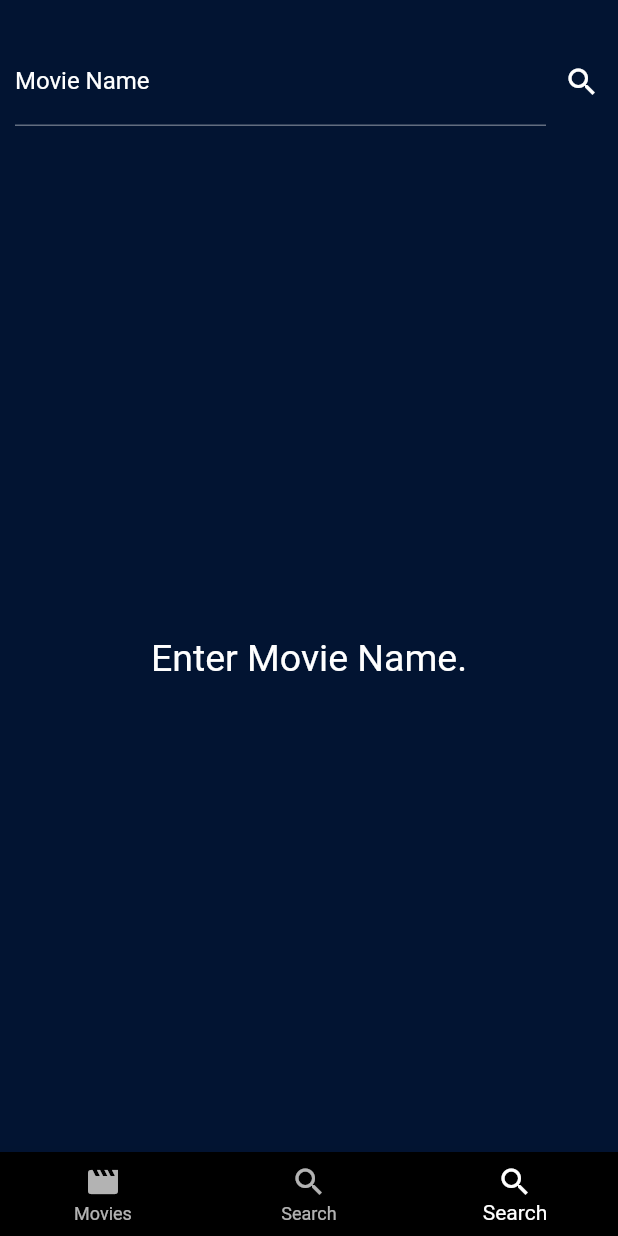
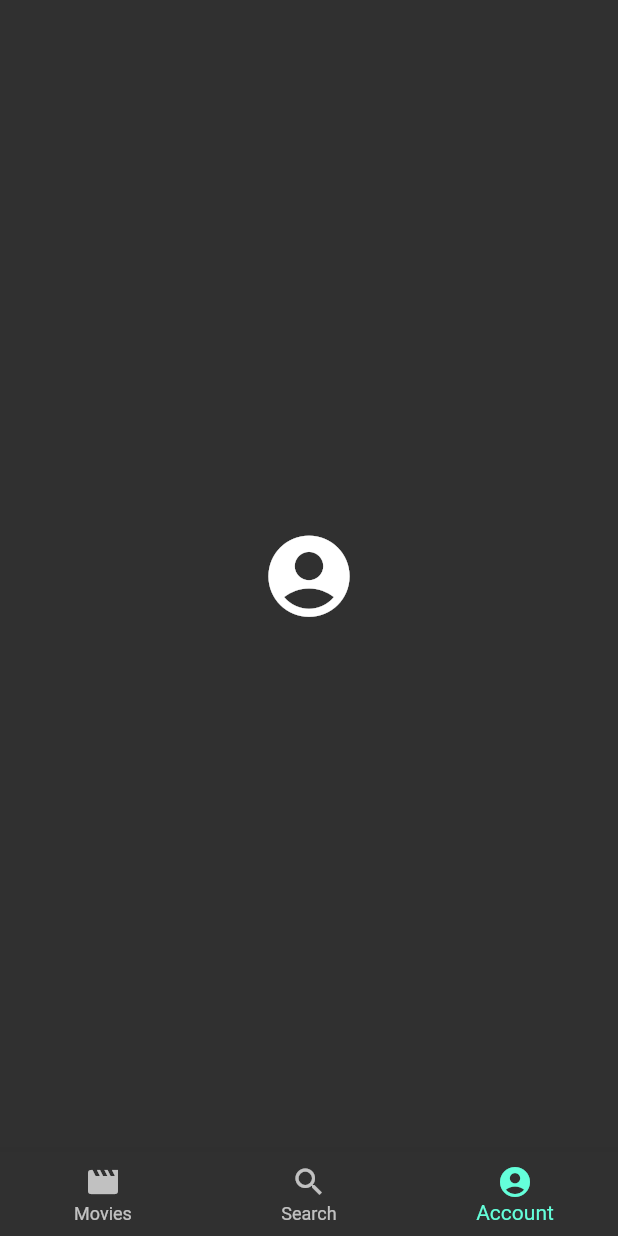
Before and after one commit to A7mdFathi/movie, a Flutter app: the screen it shows after launch, item 3 of the bottom bar chosen, on a phone screen of 412 x 824 dp. Run offline on Flutter 3.47's test engine with Material 2 defaults, Android fonts, the phone set to English and light mode, and no system bars; our stand-ins replace bloc, equatable, flutter_bloc; missing offline and left inert: flutter_youtube; generated files the repository leaves out were written again; network calls fail.

Commit message:
refactor0.3

```diff
--- a/lib/main.dart
+++ b/lib/main.dart
@@ -21,9 +21,6 @@ class App extends StatelessWidget {
         BlocProvider<MoviesBloc>(
           create: (context) => MoviesBloc()..add(FetchMovies()),
         ),
-        BlocProvider<TabBloc>(
-          create: (context) => TabBloc()..add(UpdateTab(AppTab.MAIN)),
-        ),
         BlocProvider<SearchBloc>(create: (context) => SearchBloc()),
       ], child: HomePage()),
     );
--- a/lib/src/blocs/blocs.dart
+++ b/lib/src/blocs/blocs.dart
@@ -1,4 +1,3 @@
-export 'tab_bloc/bloc.dart';
 export 'search_bloc/bloc.dart';
 export 'movie_bloc/bloc.dart';
 export 'simple_bloc_delegate.dart';
--- a/lib/src/blocs/tab_bloc/bloc.dart
+++ /dev/null
@@ -1,2 +0,0 @@
-export 'tab_bloc.dart';
-export 'tab_event.dart';
--- a/lib/src/blocs/tab_bloc/tab_bloc.dart
+++ /dev/null
@@ -1,16 +0,0 @@
-import 'package:movies_now/src/models/models.dart';
-
-import '../blocs.dart';
-import 'package:bloc/bloc.dart';
-
-class TabBloc extends Bloc<TabEvent, AppTab> {
-  @override
-  AppTab get initialState => AppTab.MAIN;
-
-  @override
-  Stream<AppTab> mapEventToState(TabEvent event) async* {
-    if (event is UpdateTab) {
-      yield event.tab;
-    }
-  }
-}
--- a/lib/src/blocs/tab_bloc/tab_event.dart
+++ /dev/null
@@ -1,22 +0,0 @@
-import 'package:equatable/equatable.dart';
-import 'package:movies_now/src/models/models.dart';
-
-abstract class TabEvent extends Equatable{
-  TabEvent([List props=const []]):super();
-}
-
-
-class UpdateTab extends TabEvent{
-  final AppTab tab;
-
-  UpdateTab(this.tab):super([tab]);
-
-
-  @override
-  String toString()=>'UpdateTab { tab: $tab }';
-
-  @override
-  List<Object> get props => [tab];
-
-
-}
--- a/lib/src/blocs/tab_bloc/tabs.dart
+++ /dev/null
@@ -1 +0,0 @@
-enum AppTab {MAIN,SEARCH,ACCOUNT }
--- a/lib/src/models/models.dart
+++ b/lib/src/models/models.dart
@@ -2,4 +2,3 @@ export 'actor/actor_model.dart';
 export 'images/image_model.dart';
 export 'movies/movies_model.dart';
 export 'trailers/trailer_model.dart';
-export '../blocs/tab_bloc/tabs.dart';
--- a/lib/src/ui/home_page.dart
+++ b/lib/src/ui/home_page.dart
@@ -1,26 +1,59 @@
 import 'package:flutter/material.dart';
-import 'package:flutter_bloc/flutter_bloc.dart';
-import 'package:movies_now/src/blocs/blocs.dart';
-import 'package:movies_now/src/models/models.dart';
-import 'package:movies_now/src/widgets/widgets.dart';
+
 import 'screens.dart';
 
-class HomePage extends StatelessWidget {
+class HomePage extends StatefulWidget {
+  @override
+  _HomePageState createState() => _HomePageState();
+}
+
+class _HomePageState extends State<HomePage> {
+  int _currentIndex = 0;
+
   @override
   Widget build(BuildContext context) {
-    return BlocBuilder<TabBloc, AppTab>(
-      builder: (context, activeTab) {
-        return Scaffold(
-          backgroundColor: Color.fromRGBO(2, 20, 50, 1),
-          body: activeTab == AppTab.MAIN ? MoviesSection() : MovieSearch(),
-          bottomNavigationBar: TabSelector(
-            activeTab: activeTab,
-            onTabSelected: (tab) =>
-                BlocProvider.of<TabBloc>(context).add(UpdateTab(tab)),
-          ),
+    final _Pages = <Widget>[
+      MoviesSection(),
+      MovieSearch(),
+      AcconutSection(),
+    ];
+    final _TabPages = <BottomNavigationBarItem>[
+      BottomNavigationBarItem(
+        icon: Icon(Icons.movie),
+        title: Text('Movies'),
+      ),
+      BottomNavigationBarItem(
+        icon: Icon(Icons.search),
+        title: Text('Search'),
+      ),
+      BottomNavigationBarItem(
+        icon: Icon(Icons.account_circle),
+        title: Text('Account'),
+      ),
+    ];
+    return Scaffold(
+      backgroundColor: Color.fromRGBO(2, 20, 50, 1),
+      body: _Pages[_currentIndex],
+      bottomNavigationBar: BottomNavigationBar(
+        currentIndex: _currentIndex,
+        items: _TabPages,
+        onTap: (int index) {
+          setState(() {
+            _currentIndex = index;
+          });
+        },
+      ),
 //          drawer: DrawerMovie(),
-        );
-      },
     );
   }
 }
+
+class AcconutSection extends StatelessWidget {
+  @override
+  Widget build(BuildContext context) {
+    return Scaffold(
+        body: Container(
+      child: Center(child: Icon(Icons.account_circle,size: 65.0,)),
+    ));
+  }
+}
--- a/lib/src/ui/movie_detail.dart
+++ b/lib/src/ui/movie_detail.dart
@@ -8,11 +8,10 @@ import '../widgets/widgets.dart';
 class MovieDetail extends StatelessWidget {
   final movie;
   final image_url = 'https://image.tmdb.org/t/p/w500/';
-  final FlutterYoutube _flutterYoutube = FlutterYoutube();
 
   MovieDetail(this.movie);
 
- final MoviesBloc _moviesBloc = MoviesBloc();
+  final MoviesBloc _moviesBloc = MoviesBloc();
 
   @override
   Widget build(BuildContext context) {
@@ -26,8 +25,7 @@ class MovieDetail extends StatelessWidget {
               image_url + movie.poster_path,
             ),
             fit: BoxFit.cover,
-            fadeInCurve: Curves.easeInCubic,
-            fadeInDuration: Duration(milliseconds: 3000),
+            fadeInCurve: Curves.easeIn,
           ),
           BackdropFilter(
             filter: ui.ImageFilter.blur(sigmaX: 1.0, sigmaY: 1.0),
@@ -126,7 +124,7 @@ class MovieDetail extends StatelessWidget {
             child: GestureDetector(
                 onTap: () => Navigator.pop(context),
                 child: Icon(
-                  Icons.arrow_back_ios,
+                  Icons.arrow_back,
                 )),
             left: 10.0,
             top: 20.0,
--- a/lib/src/widgets/cast.dart
+++ b/lib/src/widgets/cast.dart
@@ -60,13 +60,6 @@ class ActorScroller extends StatelessWidget {
             ],
           );
         }
-        if (state is Loading) {
-          return Container(
-            child: Center(
-              child: CircularProgressIndicator(),
-            ),
-          );
-        }
         return Container();
       },
     );
--- a/lib/src/widgets/photos.dart
+++ b/lib/src/widgets/photos.dart
@@ -48,17 +48,7 @@ class PhotoScroller extends StatelessWidget {
             ],
           );
         }
-        if (state is Loading) {
-          return Container(
-            child: Center(
-              child: CircularProgressIndicator(),
-            ),
-          );
-        }
         return Container(
-          height: 20.0,
-          width: 20.0,
-          color: Colors.white,
         );
       },
     );
--- a/lib/src/widgets/tab_selector.dart
+++ b/lib/src/widgets/tab_selector.dart
@@ -1,33 +1,33 @@
-import 'package:flutter/material.dart';
-import 'package:movies_now/src/models/models.dart';
-
-class TabSelector extends StatelessWidget {
-  final AppTab activeTab;
-  final Function(AppTab) onTabSelected;
-
-  TabSelector({
-    Key key,
-    @required this.activeTab,
-    @required this.onTabSelected,
-  }) : super(key: key);
-
-  @override
-  Widget build(BuildContext context) {
-    return BottomNavigationBar(
-      backgroundColor: Colors.black,
-      currentIndex: AppTab.values.indexOf(activeTab),
-      selectedItemColor: Colors.white,
-      onTap: (index) => onTabSelected(AppTab.values[index]),
-      items: AppTab.values.map((tab) {
-        return BottomNavigationBarItem(
-          icon: Icon(
-            tab == AppTab.MAIN ? Icons.movie : Icons.search,
-          ),
-          title: Text(
-            tab == AppTab.MAIN ? 'Movies' : 'Search',
-          ),
-        );
-      }).toList(),
-    );
-  }
-}
+//import 'package:flutter/material.dart';
+//import 'package:movies_now/src/models/models.dart';
+//
+//class TabSelector extends StatelessWidget {
+//  final AppTab activeTab;
+//  final Function(AppTab) onTabSelected;
+//
+//  TabSelector({
+//    Key key,
+//    @required this.activeTab,
+//    @required this.onTabSelected,
+//  }) : super(key: key);
+//
+//  @override
+//  Widget build(BuildContext context) {
+//    return BottomNavigationBar(
+//      backgroundColor: Colors.black,
+//      currentIndex: AppTab.values.indexOf(activeTab),
+//      selectedItemColor: Colors.white,
+//      onTap: (index) => onTabSelected(AppTab.values[index]),
+//      items: AppTab.values.map((tab) {
+//        return BottomNavigationBarItem(
+//          icon: Icon(
+//            tab == AppTab.MAIN ? Icons.movie : Icons.search,
+//          ),
+//          title: Text(
+//            tab == AppTab.MAIN ? 'Movies' : 'Search',
+//          ),
+//        );
+//      }).toList(),
+//    );
+//  }
+//}
```
